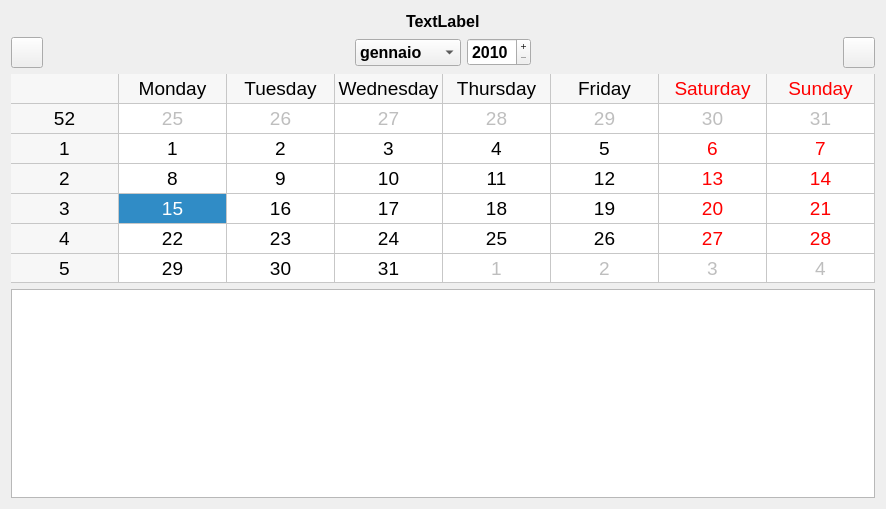
Above: Include/uis/pagine/pagina1.ui from pantof/DailyNotes before the change. Below: the same form after it.
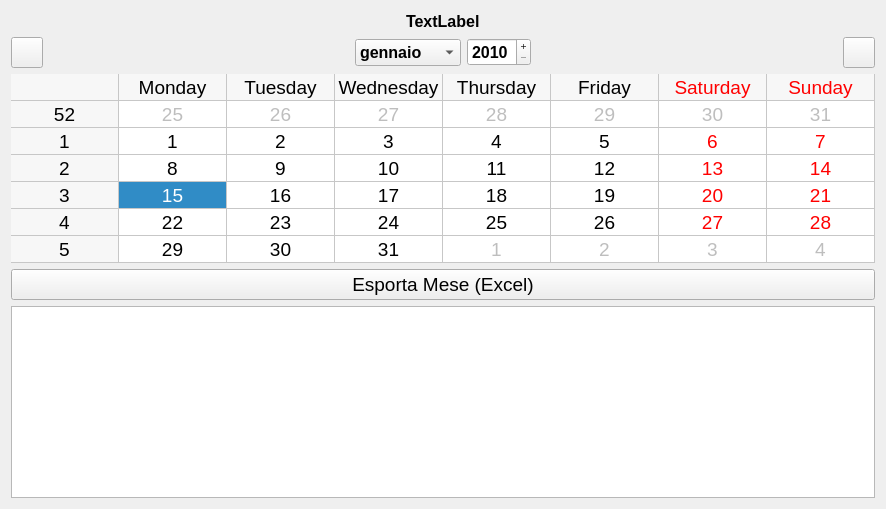
That is the form after the change. Custom widgets are drawn as their Qt base class.

What changed in the file:
```diff
--- a/Include/uis/pagine/pagina1.ui
+++ b/Include/uis/pagine/pagina1.ui
@@ -250,6 +250,19 @@
      </property>
     </widget>
    </item>
+   <item>
+    <widget class="QPushButton" name="exportMonthButton">
+     <property name="text">
+      <string>Esporta Mese (Excel)</string>
+     </property>
+     <property name="iconSize">
+      <size>
+       <width>24</width>
+       <height>24</height>
+      </size>
+     </property>
+    </widget>
+   </item>
    <item>
     <widget class="QListWidget" name="listWidget_Riepilogo"/>
    </item>
```
